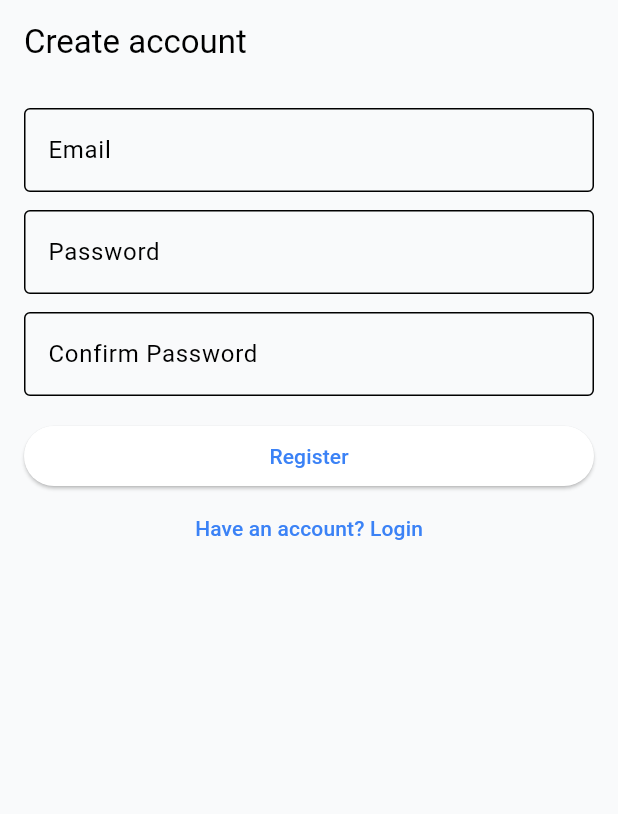
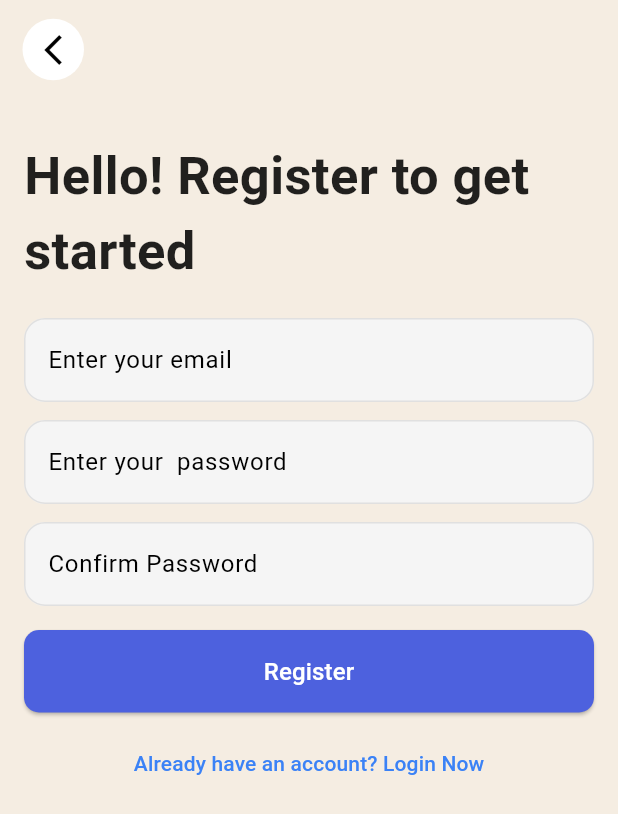
Before and after one commit to amhimel/quiz-academy-app, a Flutter app: the RegisterScreen screen opened by its route, on a phone screen of 412 x 824 dp. Shown: the top 814 px of the screen. Run offline on Flutter 3.47's test engine with Material 3 defaults, Android fonts, the phone set to English and light mode, and no system bars; our stand-ins replace flutter_dotenv, flutter_riverpod, go_router, image_picker, shared_preferences, supabase_flutter; accounts and stored records are empty.

```diff
--- a/lib/core/constants/my_app_colors.dart
+++ b/lib/core/constants/my_app_colors.dart
@@ -4,9 +4,11 @@ class MyAppColors {
   // 🌐 Brand Colors
   static const primary = Color(0xFF3B82F6);     // Blue
   static const secondary = Color(0xFFF59E0B);  // Amber
+  static const appButtonColor = Color(0xFF4D61DE);  // Amber
+  static const Color profileButtonBackColor = Color(0xFF1E1E1E);
 
   // ✅ Neutral / Background
-  static const backgroundLight = Color(0xFFF9FAFB); // Gray-50
+  static const backgroundLight = Color(0xFFF5EDE2); // Gray-50
   static const backgroundDark = Color(0xFF111827);  // Gray-900
 
   static const surfaceLight = Color(0xFFFFFFFF);    // White
--- a/lib/screens/register_screen.dart
+++ b/lib/screens/register_screen.dart
@@ -2,11 +2,11 @@
 import 'package:flutter/material.dart';
 import 'package:flutter_riverpod/flutter_riverpod.dart';
 import 'package:go_router/go_router.dart';
-
 import '../providers/auth_controller.dart';
 import '../providers/register_loading_provider.dart';
 import '../widgets/app_button.dart';
 import '../widgets/app_text_field.dart';
+import '../widgets/custom_back_button.dart';
 
 class RegisterScreen extends ConsumerStatefulWidget {
   const RegisterScreen({super.key});
@@ -87,20 +87,38 @@ class _RegisterScreenState extends ConsumerState<RegisterScreen> {
     final isRegistering = ref.watch(registerLoadingProvider);
 
     return Scaffold(
-      appBar: AppBar(title: const Text('Create account')),
-      body: Padding(
+      appBar: AppBar(
+        //backgroundColor: Colors.transparent,
+        elevation: 0,
+        leading: const Padding(
+          padding: EdgeInsets.only(left: 15,top: 10), // keep some margin from edge
+          child: CustomBackButton(),
+        ),
+      ),
+      body: SingleChildScrollView(
+        child: Column(
+          mainAxisAlignment: MainAxisAlignment.start,
+          crossAxisAlignment: CrossAxisAlignment.center,
+          children: [
+            Padding(
               padding: const EdgeInsets.all(16),
               child: Column(
                 children: [
+                  SizedBox(height: 20,),
+                  Text(
+                    "Hello! Register to get started",
+                    style: TextStyle(fontSize: 35, fontWeight: FontWeight.bold),
+                  ),
+                  SizedBox(height: 20,),
                   AppTextField(
                     controller: emailCtrl,
-              label: 'Email',
+                    label: 'Enter your email',
                     keyboardType: TextInputType.emailAddress,
                   ),
                   const SizedBox(height: 12),
                   AppTextField(
                     controller: passCtrl,
-              label: 'Password',
+                    label: 'Enter your  password',
                     obscureText: true,
                   ),
                   const SizedBox(height: 12),
@@ -115,9 +133,13 @@ class _RegisterScreenState extends ConsumerState<RegisterScreen> {
                     isLoading: isRegistering,
                     onPressed: isRegistering ? null : _register,
                   ),
+                  SizedBox(height: 10,),
                   TextButton(
                     onPressed: isRegistering ? null : () => context.go('/login'),
-              child: const Text('Have an account? Login'),
+                    child: const Text('Already have an account? Login Now'),
+                  ),
+                ],
+              ),
             ),
           ],
         ),
--- a/lib/widgets/app_button.dart
+++ b/lib/widgets/app_button.dart
@@ -1,5 +1,6 @@
 // lib/features/auth/widgets/app_button.dart
 import 'package:flutter/material.dart';
+import 'package:quiz_academy/core/constants/my_app_colors.dart';
 
 class AppButton extends StatelessWidget {
   final String label;        // your existing prop
@@ -22,11 +23,16 @@ class AppButton extends StatelessWidget {
     return SizedBox(
       width: double.infinity,
       child: ElevatedButton(
+        style: ElevatedButton.styleFrom(
+          backgroundColor: MyAppColors.appButtonColor,
+          padding: const EdgeInsets.symmetric(vertical: 16),
+          shape: RoundedRectangleBorder(borderRadius: BorderRadius.circular(10)),
+        ),
         onPressed: isLoading ? null : onPressed,
         child: isLoading
             ? const SizedBox(
             width: 20, height: 20, child: CircularProgressIndicator(strokeWidth: 2))
-            : Text(label),
+            : Text(label, style: const TextStyle(fontSize: 16,color: Colors.white)),
       ),
     );
   }
--- a/lib/widgets/app_text_field.dart
+++ b/lib/widgets/app_text_field.dart
@@ -28,8 +28,20 @@ class AppTextField extends StatelessWidget {
       onChanged: onChanged, // <-- wire it
       decoration: InputDecoration(
         labelText: label,
-        border: const OutlineInputBorder(),
         suffixIcon: suffix,
+        filled: true, // enable background color
+        fillColor: Colors.grey.shade100, // background color (change as needed)
+        border: OutlineInputBorder(
+          borderRadius: BorderRadius.circular(10), // corner radius
+        ),
+        enabledBorder: OutlineInputBorder(
+          borderRadius: BorderRadius.circular(14),
+          borderSide: BorderSide(color: Colors.grey.shade300), // border color
+        ),
+        focusedBorder: OutlineInputBorder(
+          borderRadius: BorderRadius.circular(10),
+          borderSide: BorderSide(color: Theme.of(context).colorScheme.primary, width: 2),
+        ),
       ),
     );
   }
--- /dev/null
+++ b/lib/widgets/custom_back_button.dart
@@ -0,0 +1,20 @@
+// widgets/custom_back_button.dart
+import 'package:flutter/material.dart';
+
+class CustomBackButton extends StatelessWidget {
+  final VoidCallback? onPressed;
+  const CustomBackButton({super.key, this.onPressed});
+
+  @override
+  Widget build(BuildContext context) {
+    return IconButton(
+      onPressed: onPressed ?? () => Navigator.of(context).maybePop(),
+      style: IconButton.styleFrom(
+        backgroundColor: Colors.white,
+        shape: const CircleBorder(),
+        padding: const EdgeInsets.all(8),
+      ),
+      icon: const Icon(Icons.arrow_back_ios_new, color: Colors.black),
+    );
+  }
+}
```
Also changed, not shown: lib/core/router/app_router.dart (+18 -6 lines), lib/screens/custom_bottom_nav.dart (added, +200 -0 lines), lib/screens/friend_list_Screen.dart (added, +11 -0 lines), lib/screens/home_screen.dart (+25 -30 lines), lib/screens/leader_board_screen.dart (added, +11 -0 lines), lib/screens/login_screen.dart (+36 -6 lines), lib/screens/quiz_list_screen.dart (added, +11 -0 lines), lib/widgets/custom_appbar.dart (added, +29 -0 lines), pubspec.yaml (+6 -2 lines), assets/icons/home.png (added), assets/icons/leader.png (added), assets/icons/profile.png (added), assets/icons/quiz_icon.png (added), pubspec.lock. Lines whose indentation alone changed are shown as unchanged.
